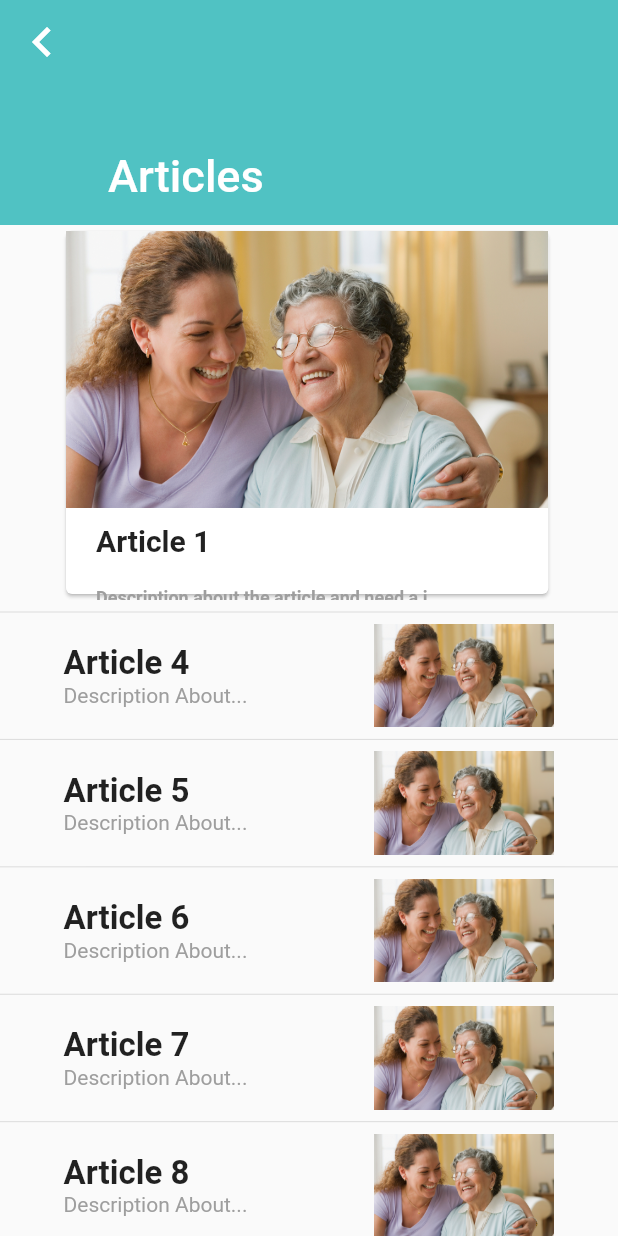
After one commit to wincentrtz/carebuddy, a Flutter app: the ArticlePage screen opened by its route, on a phone screen of 412 x 824 dp. The commit adds this screen. Run offline on Flutter 3.47's test engine with Material 2 defaults, Android fonts, the light colour scheme and no system bars.

Commit message:
Article Pages

```diff
--- a/lib/main.dart
+++ b/lib/main.dart
@@ -7,6 +7,7 @@ import './pages/mood.dart';
 import './pages/task.dart';
 import './pages/add-task.dart';
 import './pages/mood-detail.dart';
+import './pages/article.dart';
 
 void main() => runApp(MyApp());
 
@@ -36,7 +37,8 @@ class MyApp extends StatelessWidget {
         '/mood': (BuildContext context) => MoodPage(),
         '/task': (BuildContext context) => TaskPage(),
         '/add-task': (BuildContext context) => AddTaskPage(),
-        '/mood-detail': (BuildContext context) => MoodDetailPage()
+        '/mood-detail': (BuildContext context) => MoodDetailPage(),
+        '/article': (BuildContext context) => ArticlePage()
       },
     );
   }
--- /dev/null
+++ b/lib/pages/article.dart
@@ -0,0 +1,148 @@
+import 'package:flutter/material.dart';
+
+class ArticlePage extends StatelessWidget {
+  @override
+  List<String> articles = ['Article 1', 'Article 2', 'Article 3'];
+  List<String> articlesOld = [
+    'Article 4',
+    'Article 5',
+    'Article 6',
+    'Article 7',
+    'Article 8',
+    'Article 9',
+    'Article 10',
+  ];
+
+  Widget _buildArticleCard(context, index) {
+    final double deviceWidth = MediaQuery.of(context).size.width;
+    return GestureDetector(
+      onTap: () {},
+      child: Container(
+        width: deviceWidth * 0.8,
+        margin: EdgeInsets.symmetric(horizontal: 40.0),
+        child: Card(
+          child: Column(
+            crossAxisAlignment: CrossAxisAlignment.start,
+            children: <Widget>[
+              Image.asset('assets/article.jpg'),
+              SizedBox(
+                height: 10.0,
+              ),
+              Container(
+                margin: EdgeInsets.symmetric(horizontal: 20.0),
+                child: Column(
+                  crossAxisAlignment: CrossAxisAlignment.start,
+                  children: <Widget>[
+                    Text(
+                      articles[index],
+                      style: TextStyle(
+                        fontSize: 20.0,
+                        fontWeight: FontWeight.bold,
+                      ),
+                    ),
+                    SizedBox(
+                      height: 20.0,
+                    ),
+                    Text(
+                      'Description about the article and need a i...',
+                      style: TextStyle(
+                        fontSize: 12.0,
+                        fontWeight: FontWeight.bold,
+                        color: Colors.grey,
+                      ),
+                    ),
+                  ],
+                ),
+              )
+            ],
+          ),
+        ),
+      ),
+    );
+  }
+
+  Widget _buildArticleListTile(BuildContext context, index) {
+    return Container(
+      margin: EdgeInsets.only(
+        top: 0.0,
+      ),
+      child: Column(
+        crossAxisAlignment: CrossAxisAlignment.start,
+        children: <Widget>[
+          Divider(),
+          Row(
+            mainAxisAlignment: MainAxisAlignment.spaceAround,
+            children: <Widget>[
+              Column(
+                crossAxisAlignment: CrossAxisAlignment.start,
+                children: <Widget>[
+                  Text(
+                    articlesOld[index],
+                    style: TextStyle(
+                      fontSize: 22.0,
+                      fontWeight: FontWeight.bold,
+                    ),
+                  ),
+                  Text(
+                    'Description About...',
+                    style: TextStyle(
+                      color: Colors.grey,
+                    ),
+                  ),
+                ],
+              ),
+              Image.asset(
+                'assets/article.jpg',
+                width: 120,
+              ),
+            ],
+          ),
+        ],
+      ),
+    );
+  }
+
+  Widget build(BuildContext context) {
+    final double deviceHeigth = MediaQuery.of(context).size.height;
+    final double deviceWidth = MediaQuery.of(context).size.width;
+    return Scaffold(
+      body: CustomScrollView(
+        slivers: <Widget>[
+          SliverAppBar(
+            backgroundColor: Color(0xFF50c2c3),
+            pinned: true,
+            expandedHeight: 150.0,
+            leading: IconButton(
+              icon: Icon(
+                Icons.keyboard_arrow_left,
+                size: 40.0,
+              ),
+              onPressed: () => Navigator.pop(context),
+            ),
+            flexibleSpace: FlexibleSpaceBar(
+              title: Text('Articles'),
+            ),
+          ),
+          SliverList(
+            delegate: SliverChildListDelegate([
+              Container(
+                height: 250.0,
+                child: ListView.builder(
+                  scrollDirection: Axis.horizontal,
+                  itemBuilder: _buildArticleCard,
+                  itemCount: articles.length,
+                ),
+              ),
+              ListView.builder(
+                physics: ClampingScrollPhysics(),
+                shrinkWrap: true,
+                itemBuilder: _buildArticleListTile,
+                itemCount: articlesOld.length,
+              ),
+            ]),
+          ),
+        ],
+      ),
+    );
+  }
+}
--- a/lib/pages/home.dart
+++ b/lib/pages/home.dart
@@ -273,7 +273,11 @@ class HomePage extends StatelessWidget {
                 ],
               ),
             ),
-            Container(
+            GestureDetector(
+              onTap: () {
+                Navigator.pushNamed(context, '/article');
+              },
+              child: Container(
                 padding: EdgeInsets.only(
                   top: 10.0,
                   left: 10.0,
@@ -307,6 +311,7 @@ class HomePage extends StatelessWidget {
                   ],
                 ),
               ),
+            ),
           ],
         ),
       ),
--- a/pubspec.yaml
+++ b/pubspec.yaml
@@ -54,6 +54,7 @@ flutter:
     - assets/circle.png
     - assets/check.png
     - assets/cross.png
+    - assets/article.jpg
   #  - images/a_dot_ham.jpeg
   # An image asset can refer to one or more resolution-specific "variants", see
   # https://flutter.io/assets-and-images/#resolution-aware.
```
Also changed, not shown: assets/article.jpg (added). Lines whose indentation alone changed are shown as unchanged.
